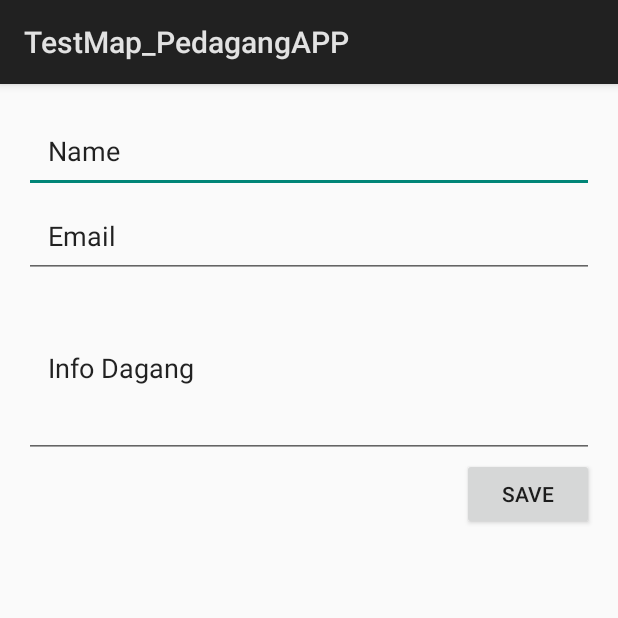
After one commit to rickyirfandi/TestMap_PedagangAPP, an Android app: the ProfileActivity screen opened directly, with no data from a screen before it, on a phone screen of 412 x 824 dp, the top half of it. The commit adds this screen. Run offline under Robolectric (Android 15) with nearby library versions, the phone set to English and light mode, and no system bars; our stand-ins replace Firebase (no records; nobody signed in at launch, a user with empty details on screens opened directly); 3 statements that could not run were skipped.

Commit message:
Updated Functional

```diff
--- a/app/src/main/AndroidManifest.xml
+++ b/app/src/main/AndroidManifest.xml
@@ -26,6 +26,7 @@
             </intent-filter>
         </activity>
         <activity android:name=".RegisterActivity"></activity>
+        <activity android:name=".ProfileActivity"></activity>
     </application>
 
 </manifest>
--- a/app/src/main/java/com/ardasatata/testmap_pedagangapp/Pedagang.java
+++ b/app/src/main/java/com/ardasatata/testmap_pedagangapp/Pedagang.java
@@ -1,6 +1,6 @@
 package com.ardasatata.testmap_pedagangapp;
 
-import com.google.android.gms.maps.model.LatLng;
+//import com.google.android.gms.maps.model.LatLng;
 
 /**
  * Created by ardasatata on 4/27/18.
@@ -22,7 +22,7 @@ public class Pedagang {
     public Pedagang(String id, String email) {
         this.id = id;
         this.email = email;
-        this.latlng = new LatLng(0,0);
+        this.latlng = new LatLng(0.0,0.0);
         this.target = new Target(null,null);
         this.namaDagang = "";
         this.info = "";
--- /dev/null
+++ b/app/src/main/java/com/ardasatata/testmap_pedagangapp/ProfileActivity.java
@@ -0,0 +1,82 @@
+package com.ardasatata.testmap_pedagangapp;
+
+import android.app.Activity;
+import android.content.Intent;
+import android.os.Bundle;
+import android.view.View;
+import android.widget.Button;
+import android.widget.EditText;
+import android.widget.Toast;
+
+import com.google.firebase.auth.FirebaseAuth;
+import com.google.firebase.database.DataSnapshot;
+import com.google.firebase.database.DatabaseError;
+import com.google.firebase.database.DatabaseReference;
+import com.google.firebase.database.FirebaseDatabase;
+import com.google.firebase.database.ValueEventListener;
+
+public class ProfileActivity extends Activity {
+
+    private FirebaseAuth firebaseAuth;
+    private DatabaseReference dataPedagang;
+    private Pedagang pedagang;
+
+    EditText ETname;
+    EditText ETemail;
+    EditText ETinfo;
+
+    Button BTsave;
+
+    LatLng latLng;
+
+    @Override
+    protected void onCreate(Bundle savedInstanceState) {
+        super.onCreate(savedInstanceState);
+        setContentView(R.layout.activity_profile);
+
+        firebaseAuth = FirebaseAuth.getInstance();
+        dataPedagang = FirebaseDatabase.getInstance().getReference("pedagang").child(firebaseAuth.getCurrentUser().getUid());
+
+        ETname = findViewById(R.id.profileName);
+        ETemail = findViewById(R.id.profileEmail);
+        ETinfo = findViewById(R.id.profileInfoDagang);
+        BTsave = findViewById(R.id.profileButtonSave);
+
+        if (firebaseAuth.getCurrentUser() == null) {
+            // user is already logged in
+            // open profile activity
+            startActivity(new Intent(getApplicationContext(), RegisterActivity.class));
+            //close this activity
+            finish();
+
+        }
+
+        dataPedagang.addListenerForSingleValueEvent(new ValueEventListener() {
+            @Override
+            public void onDataChange(DataSnapshot dataSnapshot) {
+                pedagang = dataSnapshot.getValue(Pedagang.class);
+                ETname.setText(pedagang.getNamaDagang());
+                ETemail.setText(pedagang.getEmail());
+                ETinfo.setText(pedagang.getInfo());
+            }
+
+            @Override
+            public void onCancelled(DatabaseError databaseError) {
+
+            }
+        });
+
+        BTsave.setOnClickListener(new View.OnClickListener() {
+            @Override
+            public void onClick(View view) {
+                dataPedagang.child("namaDagang").setValue(ETname.getText().toString());
+                dataPedagang.child("email").setValue(ETemail.getText().toString());
+                dataPedagang.child("info").setValue(ETinfo.getText().toString());
+
+                Toast toast = Toast.makeText(getApplicationContext(), "Profile Saved", Toast.LENGTH_SHORT);
+                toast.show();
+            }
+        });
+
+    }
+}
--- a/app/src/main/java/com/ardasatata/testmap_pedagangapp/Target.java
+++ b/app/src/main/java/com/ardasatata/testmap_pedagangapp/Target.java
@@ -1,6 +1,5 @@
 package com.ardasatata.testmap_pedagangapp;
 
-import com.google.android.gms.maps.model.LatLng;
 
 /**
  * Created by ardasatata on 5/4/18.
--- /dev/null
+++ b/app/src/main/res/layout/activity_profile.xml
@@ -0,0 +1,61 @@
+<?xml version="1.0" encoding="utf-8"?>
+<android.support.constraint.ConstraintLayout xmlns:android="http://schemas.android.com/apk/res/android"
+    xmlns:app="http://schemas.android.com/apk/res-auto"
+    xmlns:tools="http://schemas.android.com/tools"
+    android:layout_width="match_parent"
+    android:layout_height="match_parent"
+    tools:context="com.ardasatata.testmap_pedagangapp.ProfileActivity">
+
+    <LinearLayout
+        android:layout_width="match_parent"
+        android:layout_height="match_parent"
+        android:gravity="right"
+        android:orientation="vertical"
+        android:padding="16dp">
+
+        <EditText
+            android:id="@+id/profileName"
+            android:layout_width="match_parent"
+            android:layout_height="wrap_content"
+            android:ems="10"
+            android:hint="Name"
+            android:inputType="textPersonName"
+            android:padding="16dp"
+            android:text="Name" />
+
+        <EditText
+            android:id="@+id/profileEmail"
+            android:layout_width="match_parent"
+            android:layout_height="wrap_content"
+            android:ems="10"
+            android:hint="Email"
+            android:inputType="textPersonName"
+            android:padding="16dp"
+            android:text="Email" />
+
+        <EditText
+            android:id="@+id/profileInfoDagang"
+            android:layout_width="match_parent"
+            android:layout_height="120dp"
+            android:ems="10"
+            android:hint="Info Dagang"
+            android:inputType="textMultiLine"
+            android:padding="16dp"
+            android:text="Info Dagang" />
+
+        <LinearLayout
+            android:layout_width="wrap_content"
+            android:layout_height="wrap_content"
+            android:layout_weight="0"
+            android:gravity="right"
+            android:orientation="horizontal">
+
+            <Button
+                android:id="@+id/profileButtonSave"
+                android:layout_width="wrap_content"
+                android:layout_height="wrap_content"
+                android:layout_weight="1"
+                android:text="Save" />
+        </LinearLayout>
+    </LinearLayout>
+</android.support.constraint.ConstraintLayout>
```
Also changed, not shown: app/src/main/java/com/ardasatata/testmap_pedagangapp/LatLng.java (added, +38 -0 lines), app/src/main/java/com/ardasatata/testmap_pedagangapp/MapsActivity.java (+89 -10 lines), app/src/main/res/layout/activity_maps.xml (+23 -6 lines).
